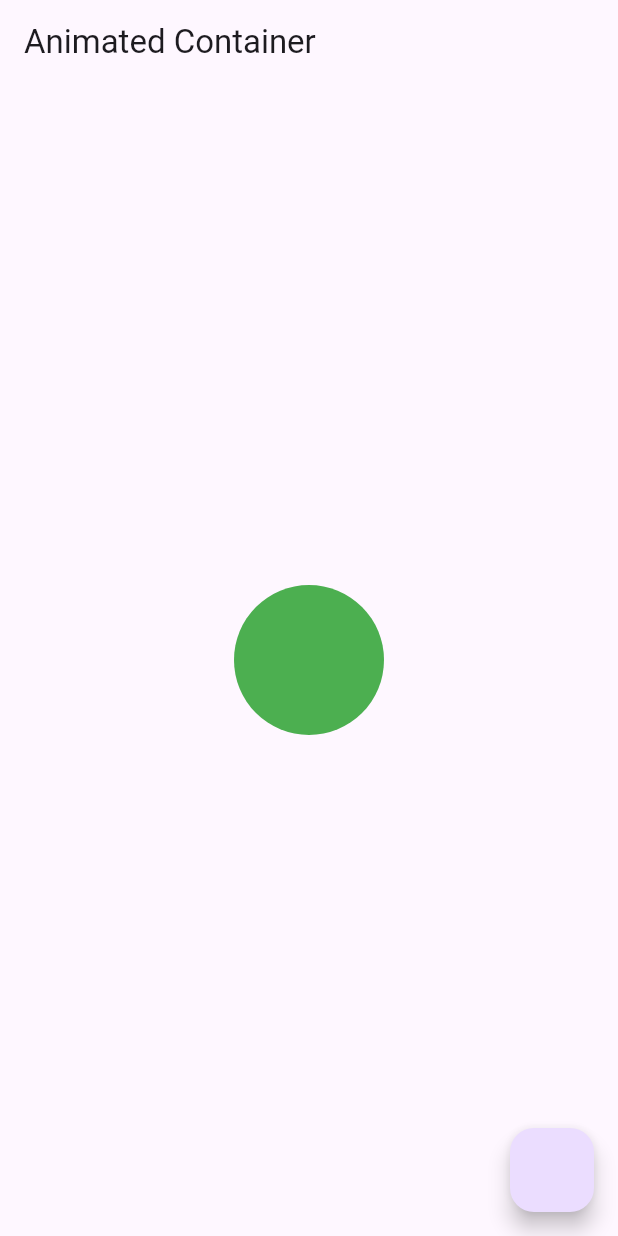
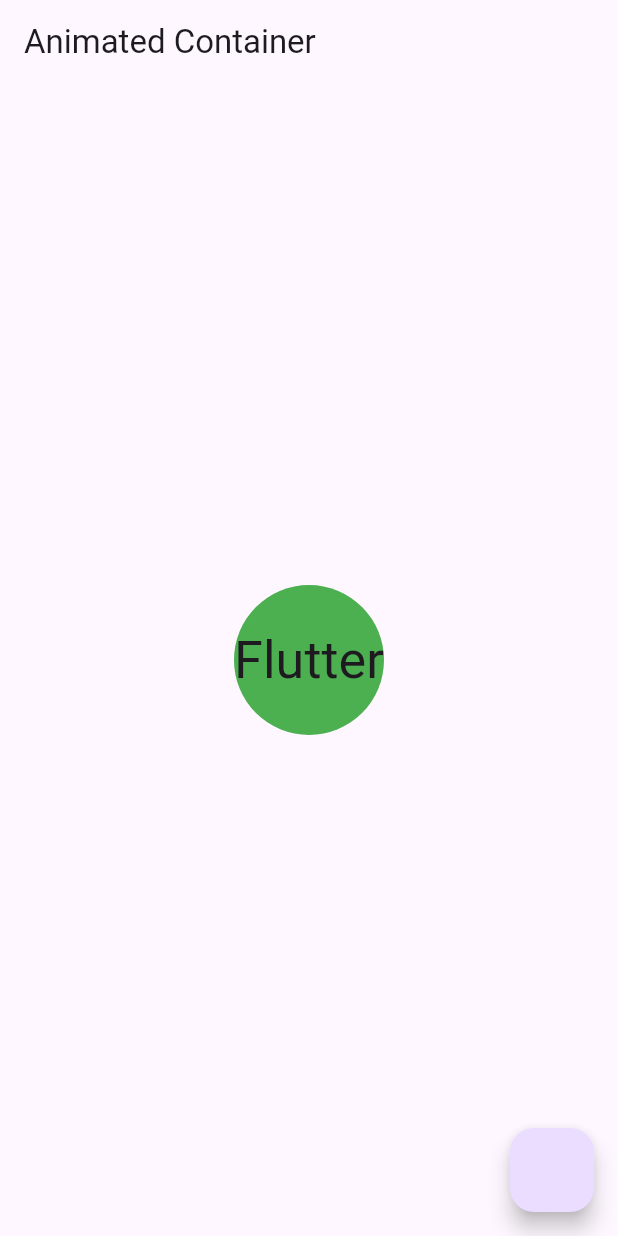
Before and after one commit to waizkamboh/flutter_widget, a Flutter app: the screen it shows after launch, on a phone screen of 412 x 824 dp. Run offline on Flutter 3.47's test engine with Material 3 defaults, Android fonts, the phone set to English and light mode, and no system bars.

Commit message:
fitted box widget

```diff
--- a/lib/widget/animated_container.dart
+++ b/lib/widget/animated_container.dart
@@ -34,6 +34,7 @@
             ),
             duration: Duration(milliseconds: 500),
           curve: Curves.fastLinearToSlowEaseIn,
+          child: FittedBox(child: Text('Flutter', style: TextStyle(fontSize: 300),)),
 
         ),
       ),
```
